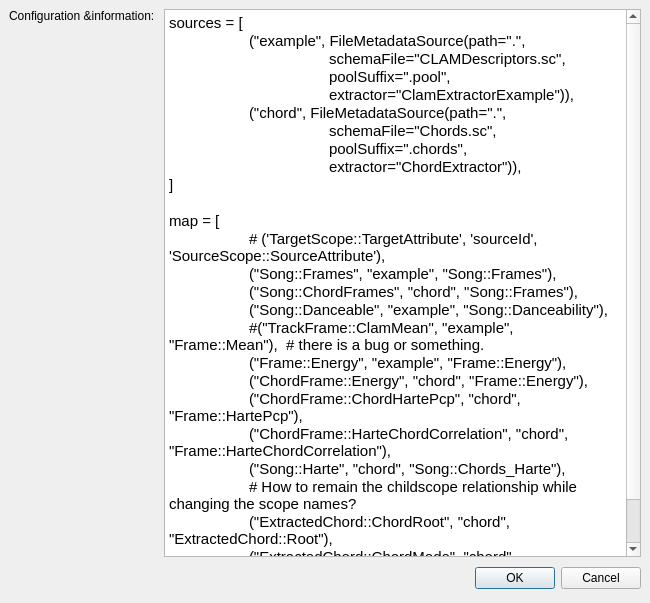
This is Annotator/src/ConfigurationEditor.ui in clam-project/clam as Qt 5 draws it before an edit. The edited form follows.
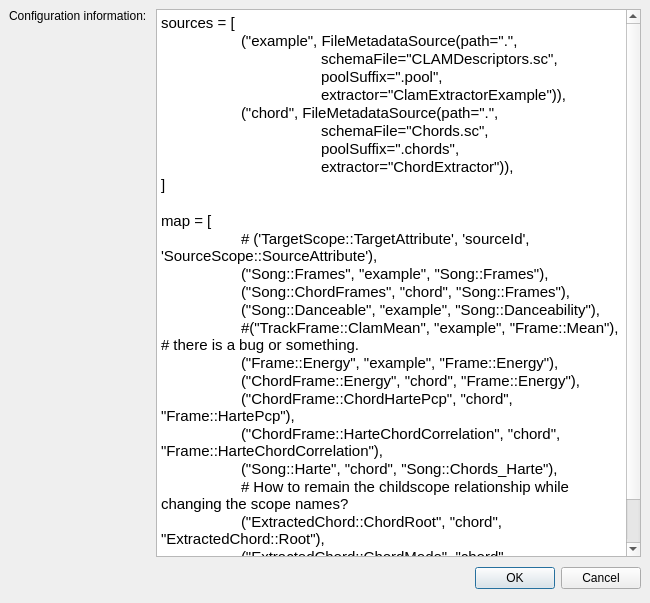
This is the edited form.

Commit message: * add ConfigurationEditor.cxx and ConfigurationEditor.hxx  * ProjectEditor.cxx: move related methods to ConfigurationEditor.cxx  * implement a slot of 'on_okButton_clicked', now able to write back to the configuration file  * ConfigurationEditor.ui: Change '&information' into 'information'

What changed in the file:
```diff
--- a/Annotator/src/ConfigurationEditor.ui
+++ b/Annotator/src/ConfigurationEditor.ui
@@ -34,7 +34,7 @@
    <item row="0" column="0" >
     <widget class="QLabel" name="label" >
      <property name="text" >
-      <string>Configuration &amp;information: </string>
+      <string>Configuration information: </string>
      </property>
      <property name="alignment" >
       <set>Qt::AlignLeading|Qt::AlignLeft|Qt::AlignTop</set>
```
The commit also changes 3 other files.
